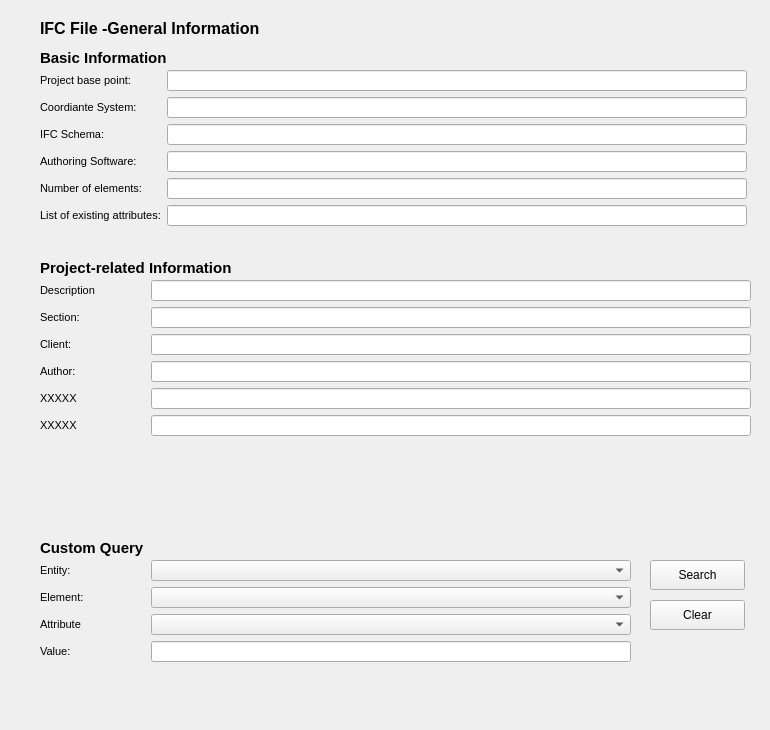
First picture: the form in GUI_Windows/ifc_info_checker.ui, repository ivanfelipeib/Masterarbeit, before the edit.
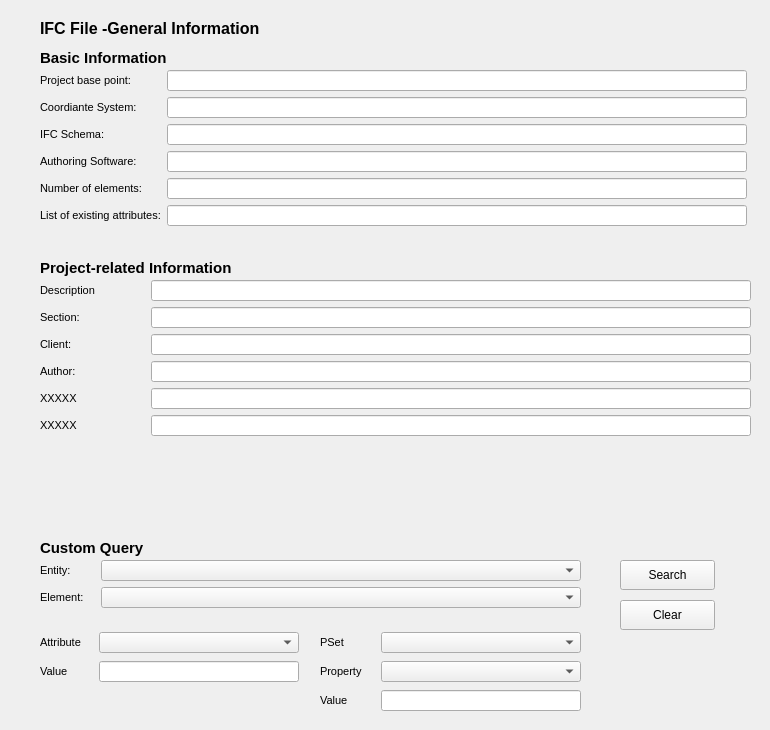
Second picture: the form after the edit.

Commit message: Add functional combobox to search for attributes and properties of custom search

```diff
--- a/GUI_Windows/ifc_info_checker.ui
+++ b/GUI_Windows/ifc_info_checker.ui
@@ -646,8 +646,8 @@
      <rect>
       <x>40</x>
       <y>560</y>
-      <width>591</width>
-      <height>112</height>
+      <width>541</width>
+      <height>61</height>
      </rect>
     </property>
     <layout class="QVBoxLayout" name="verticalLayout_4">
@@ -730,85 +730,12 @@
        </item>
       </layout>
      </item>
-     <item>
-      <layout class="QHBoxLayout" name="horizontalLayout_23">
-       <item>
-        <widget class="QLabel" name="lbl_title_7">
-         <property name="font">
-          <font>
-           <pointsize>8</pointsize>
-          </font>
-         </property>
-         <property name="text">
-          <string>Attribute</string>
-         </property>
-        </widget>
-       </item>
-       <item>
-        <widget class="QComboBox" name="combo_attribute">
-         <property name="sizePolicy">
-          <sizepolicy hsizetype="Fixed" vsizetype="Fixed">
-           <horstretch>0</horstretch>
-           <verstretch>0</verstretch>
-          </sizepolicy>
-         </property>
-         <property name="minimumSize">
-          <size>
-           <width>480</width>
-           <height>21</height>
-          </size>
-         </property>
-         <property name="maximumSize">
-          <size>
-           <width>480</width>
-           <height>21</height>
-          </size>
-         </property>
-        </widget>
-       </item>
-      </layout>
-     </item>
-     <item>
-      <layout class="QHBoxLayout" name="horizontalLayout_20">
-       <item>
-        <widget class="QLabel" name="lbl_copyright_4">
-         <property name="font">
-          <font>
-           <pointsize>8</pointsize>
-          </font>
-         </property>
-         <property name="text">
-          <string>Value:</string>
-         </property>
-        </widget>
-       </item>
-       <item>
-        <widget class="QLineEdit" name="txt_value">
-         <property name="minimumSize">
-          <size>
-           <width>480</width>
-           <height>21</height>
-          </size>
-         </property>
-         <property name="maximumSize">
-          <size>
-           <width>480</width>
-           <height>21</height>
-          </size>
-         </property>
-         <property name="readOnly">
-          <bool>true</bool>
-         </property>
-        </widget>
-       </item>
-      </layout>
-     </item>
     </layout>
    </widget>
    <widget class="QPushButton" name="btn_search">
     <property name="geometry">
      <rect>
-      <x>650</x>
+      <x>620</x>
       <y>560</y>
       <width>95</width>
       <height>30</height>
@@ -833,7 +760,7 @@
    <widget class="QPushButton" name="btn_clear">
     <property name="geometry">
      <rect>
-      <x>650</x>
+      <x>620</x>
       <y>600</y>
       <width>95</width>
       <height>30</height>
@@ -855,6 +782,226 @@
      <string>Clear</string>
     </property>
    </widget>
+   <widget class="QWidget" name="">
+    <property name="geometry">
+     <rect>
+      <x>40</x>
+      <y>630</y>
+      <width>259</width>
+      <height>54</height>
+     </rect>
+    </property>
+    <layout class="QVBoxLayout" name="verticalLayout_3">
+     <item>
+      <layout class="QHBoxLayout" name="horizontalLayout_23">
+       <item>
+        <widget class="QLabel" name="lbl_title_7">
+         <property name="font">
+          <font>
+           <pointsize>8</pointsize>
+          </font>
+         </property>
+         <property name="text">
+          <string>Attribute</string>
+         </property>
+        </widget>
+       </item>
+       <item>
+        <widget class="QComboBox" name="combo_attribute">
+         <property name="sizePolicy">
+          <sizepolicy hsizetype="Fixed" vsizetype="Fixed">
+           <horstretch>0</horstretch>
+           <verstretch>0</verstretch>
+          </sizepolicy>
+         </property>
+         <property name="minimumSize">
+          <size>
+           <width>200</width>
+           <height>21</height>
+          </size>
+         </property>
+         <property name="maximumSize">
+          <size>
+           <width>200</width>
+           <height>21</height>
+          </size>
+         </property>
+        </widget>
+       </item>
+      </layout>
+     </item>
+     <item>
+      <layout class="QHBoxLayout" name="horizontalLayout_20">
+       <item>
+        <widget class="QLabel" name="label">
+         <property name="font">
+          <font>
+           <pointsize>8</pointsize>
+          </font>
+         </property>
+         <property name="text">
+          <string>Value</string>
+         </property>
+        </widget>
+       </item>
+       <item>
+        <widget class="QLineEdit" name="txt_value_att">
+         <property name="sizePolicy">
+          <sizepolicy hsizetype="Fixed" vsizetype="Fixed">
+           <horstretch>0</horstretch>
+           <verstretch>0</verstretch>
+          </sizepolicy>
+         </property>
+         <property name="minimumSize">
+          <size>
+           <width>200</width>
+           <height>21</height>
+          </size>
+         </property>
+         <property name="maximumSize">
+          <size>
+           <width>200</width>
+           <height>21</height>
+          </size>
+         </property>
+         <property name="readOnly">
+          <bool>true</bool>
+         </property>
+        </widget>
+       </item>
+      </layout>
+     </item>
+    </layout>
+   </widget>
+   <widget class="QWidget" name="">
+    <property name="geometry">
+     <rect>
+      <x>320</x>
+      <y>630</y>
+      <width>261</width>
+      <height>83</height>
+     </rect>
+    </property>
+    <layout class="QVBoxLayout" name="verticalLayout_5">
+     <item>
+      <layout class="QHBoxLayout" name="horizontalLayout_24">
+       <item>
+        <widget class="QLabel" name="lbl_title_8">
+         <property name="font">
+          <font>
+           <pointsize>8</pointsize>
+          </font>
+         </property>
+         <property name="text">
+          <string>PSet</string>
+         </property>
+        </widget>
+       </item>
+       <item>
+        <widget class="QComboBox" name="combo_psets">
+         <property name="sizePolicy">
+          <sizepolicy hsizetype="Fixed" vsizetype="Fixed">
+           <horstretch>0</horstretch>
+           <verstretch>0</verstretch>
+          </sizepolicy>
+         </property>
+         <property name="minimumSize">
+          <size>
+           <width>200</width>
+           <height>21</height>
+          </size>
+         </property>
+         <property name="maximumSize">
+          <size>
+           <width>200</width>
+           <height>21</height>
+          </size>
+         </property>
+        </widget>
+       </item>
+      </layout>
+     </item>
+     <item>
+      <layout class="QHBoxLayout" name="horizontalLayout_25">
+       <item>
+        <widget class="QLabel" name="lbl_title_9">
+         <property name="font">
+          <font>
+           <pointsize>8</pointsize>
+          </font>
+         </property>
+         <property name="text">
+          <string>Property</string>
+         </property>
+        </widget>
+       </item>
+       <item>
+        <widget class="QComboBox" name="combo_props">
+         <property name="sizePolicy">
+          <sizepolicy hsizetype="Fixed" vsizetype="Fixed">
+           <horstretch>0</horstretch>
+           <verstretch>0</verstretch>
+          </sizepolicy>
+         </property>
+         <property name="minimumSize">
+          <size>
+           <width>200</width>
+           <height>21</height>
+          </size>
+         </property>
+         <property name="maximumSize">
+          <size>
+           <width>200</width>
+           <height>21</height>
+          </size>
+         </property>
+        </widget>
+       </item>
+      </layout>
+     </item>
+     <item>
+      <layout class="QHBoxLayout" name="horizontalLayout_22">
+       <item>
+        <widget class="QLabel" name="label_2">
+         <property name="font">
+          <font>
+           <pointsize>8</pointsize>
+          </font>
+         </property>
+         <property name="text">
+          <string>Value</string>
+         </property>
+        </widget>
+       </item>
+       <item>
+        <widget class="QLineEdit" name="txt_value_prop">
+         <property name="sizePolicy">
+          <sizepolicy hsizetype="Fixed" vsizetype="Fixed">
+           <horstretch>0</horstretch>
+           <verstretch>0</verstretch>
+          </sizepolicy>
+         </property>
+         <property name="minimumSize">
+          <size>
+           <width>200</width>
+           <height>21</height>
+          </size>
+         </property>
+         <property name="maximumSize">
+          <size>
+           <width>200</width>
+           <height>21</height>
+          </size>
+         </property>
+         <property name="readOnly">
+          <bool>true</bool>
+         </property>
+        </widget>
+       </item>
+      </layout>
+     </item>
+    </layout>
+   </widget>
   </widget>
  </widget>
  <resources/>
```
Left out of the diff: 2 changed lines with no effect on the pictures. The commit also changes 4 other files.
